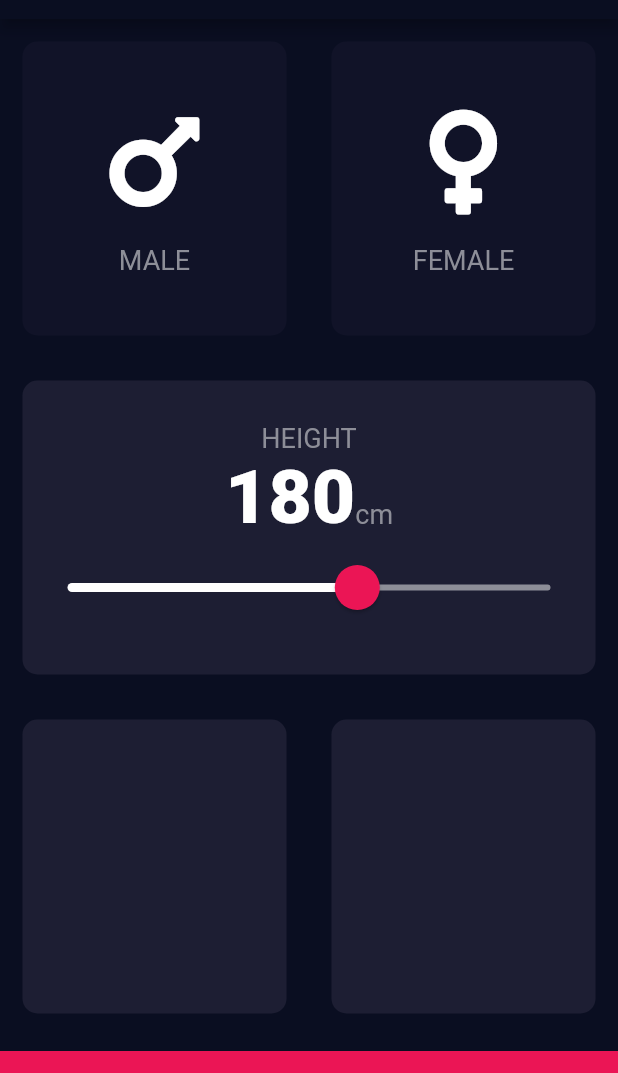
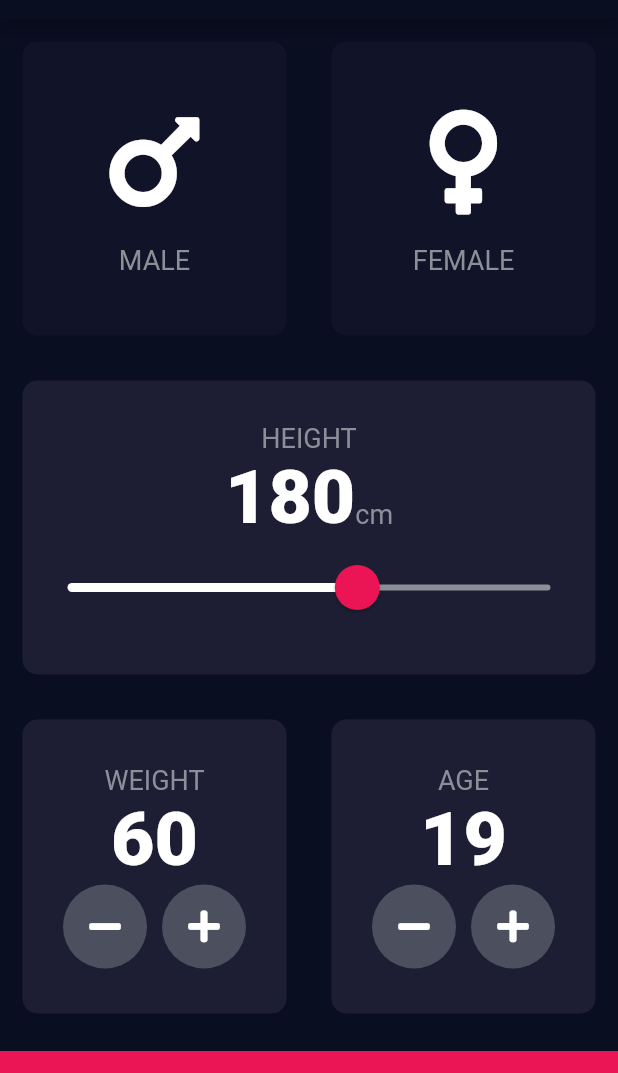
Before and after one commit to giwonn/flutter_study, a Flutter app: the screen it shows after launch, on a phone screen of 412 x 824 dp, the part 65-1138 px from its top. Run offline on Flutter 3.47's test engine with Material 2 defaults, Android fonts, the phone set to English and light mode, and no system bars; our stand-ins replace font_awesome_flutter, rflutter_alert.

Commit message:
커스텀버튼 커밋 오타수정버전

```diff
--- a/bmi-calculator-flutter/lib/input_page.dart
+++ b/bmi-calculator-flutter/lib/input_page.dart
@@ -17,6 +17,8 @@
 class _InputPageState extends State<InputPage> {
   Gender selectedGender;
   int height = 180;
+  int weight = 60;
+  int age = 19;
 
   @override
   Widget build(BuildContext context) {
@@ -128,11 +130,85 @@
                 Expanded(
                   child: ReusableCard(
                     colour: activeCardColour,
+                    cardChild: Column(
+                      mainAxisAlignment: MainAxisAlignment.center,
+                      children: <Widget>[
+                        Text(
+                          'WEIGHT',
+                          style: labelTextStyle,
+                        ),
+                        Text(
+                          weight.toString(),
+                          style: numberTextStyle,
+                        ),
+                        Row(
+                          mainAxisAlignment: MainAxisAlignment.center,
+                          children: <Widget>[
+                            RoundIconButton(
+                              icon: FontAwesomeIcons.minus,
+                              onPressed: () {
+                                setState(() {
+                                  weight--;
+                                });
+                              },
+                            ),
+                            SizedBox(
+                              width: 10.0,
+                            ),
+                            RoundIconButton(
+                              icon: FontAwesomeIcons.plus,
+                              onPressed: () {
+                                setState(() {
+                                  weight++;
+                                });
+                              },
+                            ),
+                          ],
+                        ),
+                      ],
+                    ),
                   ),
                 ),
                 Expanded(
                   child: ReusableCard(
                     colour: activeCardColour,
+                    cardChild: Column(
+                      mainAxisAlignment: MainAxisAlignment.center,
+                      children: <Widget>[
+                        Text(
+                          'AGE',
+                          style: labelTextStyle,
+                        ),
+                        Text(
+                          age.toString(),
+                          style: numberTextStyle,
+                        ),
+                        Row(
+                          mainAxisAlignment: MainAxisAlignment.center,
+                          children: <Widget>[
+                            RoundIconButton(
+                              icon: FontAwesomeIcons.minus,
+                              onPressed: () {
+                                setState(() {
+                                  age--;
+                                });
+                              },
+                            ),
+                            SizedBox(
+                              width: 10.0,
+                            ),
+                            RoundIconButton(
+                              icon: FontAwesomeIcons.plus,
+                              onPressed: () {
+                                setState(() {
+                                  age++;
+                                });
+                              },
+                            ),
+                          ],
+                        ),
+                      ],
+                    ),
                   ),
                 ),
               ],
@@ -149,3 +225,25 @@
     );
   }
 }
+
+class RoundIconButton extends StatelessWidget {
+  RoundIconButton({this.icon, @required this.onPressed});
+
+  final IconData icon;
+  final Function onPressed;
+
+  @override
+  Widget build(BuildContext context) {
+    return RawMaterialButton(
+      elevation: 0.0,
+      child: Icon(icon),
+      onPressed: onPressed,
+      constraints: BoxConstraints.tightFor(
+        width: 56.0,
+        height: 56.0,
+      ),
+      shape: CircleBorder(),
+      fillColor: Color(0xFF4C4F5E),
+    );
+  }
+}
```
Also changed, not shown: 1 other file.
